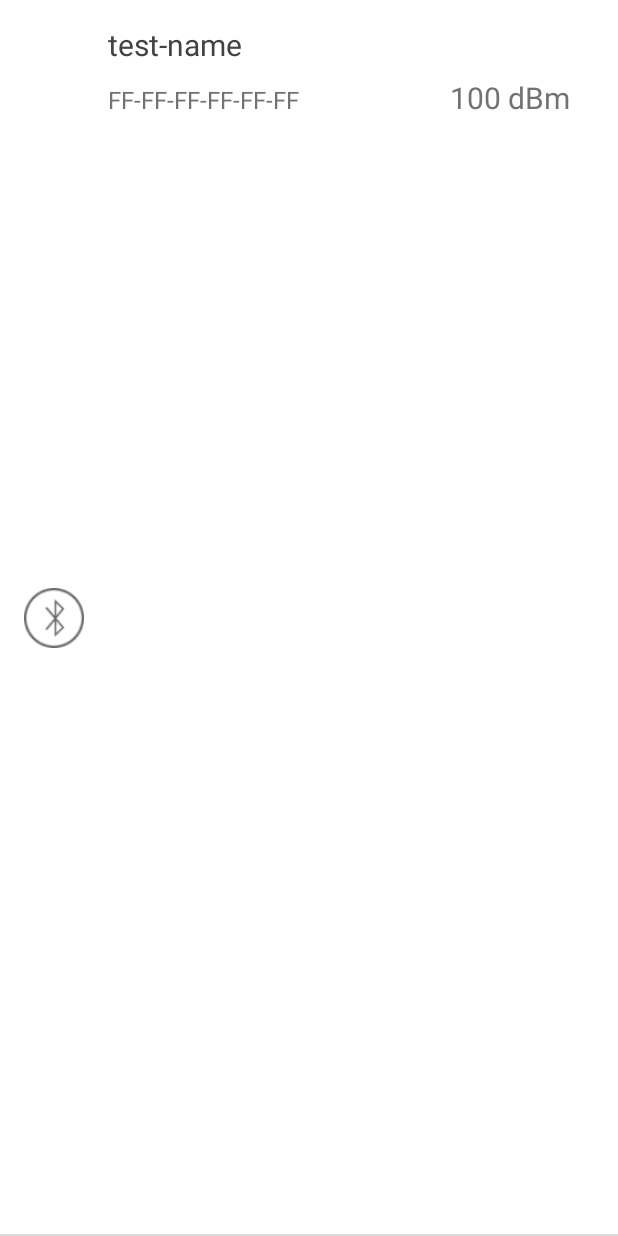
After one commit to mohuaiyuan2015/ActivityTest, an Android app: the layout item_device.xml on its own in the app's theme, with its tools: preview values and no code run, on a phone screen of 412 x 824 dp. The commit adds this screen. Run offline under Robolectric (Android 15) with nearby library versions, the phone set to English and light mode, and no system bars.

Commit message:
add bluetooth Test 2017.07.23

```diff
--- /dev/null
+++ b/app/src/main/res/layout/item_device.xml
@@ -0,0 +1,69 @@
+<?xml version="1.0" encoding="utf-8"?>
+<RelativeLayout xmlns:android="http://schemas.android.com/apk/res/android"
+    android:layout_width="match_parent"
+    android:layout_height="wrap_content"
+    android:background="@android:color/white">
+
+
+    <ImageView
+        android:id="@+id/iv_device_icon"
+        android:layout_width="40dp"
+        android:layout_height="40dp"
+        android:layout_marginTop="16dp"
+        android:layout_marginLeft="16dp"
+        android:src="@mipmap/blue_icon"
+        android:layout_centerVertical="true"/>
+
+    <TextView
+        android:id="@+id/tv_dev_name"
+        android:layout_toRightOf="@id/iv_device_icon"
+        android:layout_width="match_parent"
+        android:layout_height="wrap_content"
+        android:layout_marginTop="16dp"
+        android:paddingLeft="16dp"
+        android:paddingRight="16dp"
+        android:layout_weight="1"
+        android:text="test-name"
+        android:maxLines="2"
+        android:textColor="#424242"
+        android:textSize="20sp"/>
+
+
+
+    <LinearLayout
+        android:id="@+id/ll_top"
+        android:layout_width="match_parent"
+        android:layout_height="wrap_content"
+        android:layout_below="@id/tv_dev_name"
+        android:layout_toRightOf="@id/iv_device_icon"
+        android:paddingLeft="16dp"
+        android:paddingRight="32dp"
+        android:paddingBottom="16dp"
+        android:layout_marginTop="8dp"
+        android:orientation="horizontal">
+
+        <TextView
+            android:id="@+id/tv_dev_mac"
+            android:layout_width="match_parent"
+            android:layout_height="wrap_content"
+            android:layout_weight="1"
+            android:textSize="16sp"
+            android:text="FF-FF-FF-FF-FF-FF"
+            android:textColor="@color/secondary_text"/>
+
+        <TextView
+            android:id="@+id/tv_dev_signal"
+            android:layout_width="wrap_content"
+            android:layout_height="wrap_content"
+            android:textSize="20sp"
+            android:gravity="right"
+            android:text="100 dBm"
+            android:textColor="@color/secondary_text"/>
+    </LinearLayout>
+    <View
+        android:layout_width="match_parent"
+        android:layout_height="1dp"
+        android:alpha="0.5"
+        android:layout_alignParentBottom="true"
+        android:background="@color/divider"/>
+</RelativeLayout>
--- a/app/src/main/res/menu/main.xml
+++ b/app/src/main/res/menu/main.xml
@@ -7,4 +7,7 @@
     <item
         android:id="@+id/remove_item"
         android:title="Remove"/>
+    <item
+        android:id="@+id/bluetoothTest"
+        android:title="Bluetooth Test"/>
 </menu>
--- /dev/null
+++ b/app/src/main/res/values-w820dp/dimens.xml
@@ -0,0 +1,6 @@
+<resources>
+    <!-- Example customization of dimensions originally defined in res/values/dimens.xml
+         (such as screen margins) for screens with more than 820dp of available width. This
+         would include 7" and 10" devices in landscape (~960dp and ~1280dp respectively). -->
+    <dimen name="activity_horizontal_margin">64dp</dimen>
+</resources>
--- a/app/src/main/res/values/colors.xml
+++ b/app/src/main/res/values/colors.xml
@@ -3,4 +3,20 @@
     <color name="colorPrimary">#3F51B5</color>
     <color name="colorPrimaryDark">#303F9F</color>
     <color name="colorAccent">#FF4081</color>
+
+    <!--<color name="colorPrimary">#3F51B5</color>
+<color name="colorPrimaryDark">#303F9F</color>
+<color name="colorAccent">#536DFE</color>-->
+
+    <color name="background">#eceff1</color>
+    <color name="color_fafafa">#fafafa</color>
+    <color name="main_bg">#f5f5f5</color>
+    <color name="color_bottom_option">#1de9b6</color>
+    <color name="color_yellow_dark">#fdd835</color>
+
+    <color name="btn_context_menu_normal">#ffffff</color>
+    <color name="btn_context_menu_pressed">#40000000</color>
+
+    <color name="secondary_text">#727272</color>
+    <color name="divider">#B6B6B6</color>
 </resources>
--- /dev/null
+++ b/app/src/main/res/values/dimens.xml
@@ -0,0 +1,6 @@
+<resources>
+    <!-- Default screen margins, per the Android Design guidelines. -->
+    <dimen name="activity_horizontal_margin">16dp</dimen>
+    <dimen name="activity_vertical_margin">16dp</dimen>
+    <dimen name="fab_margin">16dp</dimen>
+</resources>
--- a/app/src/main/res/values/strings.xml
+++ b/app/src/main/res/values/strings.xml
@@ -1,3 +1,4 @@
 <resources>
     <string name="app_name">ActivityTest</string>
+    <string name="title_activity_bluetooth_test">BluetoothTest</string>
 </resources>
```
Also changed, not shown: app/build.gradle (+5 -3 lines), app/src/main/AndroidManifest.xml (+12 -2 lines), app/src/main/java/com/example/activitytest/FirstActivity.java (+10 -0 lines), app/src/main/java/com/example/activitytest/bluetoothtest/BluetoothTest.java (added, +281 -0 lines), app/src/main/java/com/example/activitytest/bluetoothtest/adapter/MyAdapter.java (added, +79 -0 lines), app/src/main/java/com/example/activitytest/bluetoothtest/bean/MDevice.java (added, +45 -0 lines), app/src/main/res/layout/bluetooth_test_layout.xml (added, +40 -0 lines), app/src/main/res/layout/content_bluetooth_test.xml (added, +16 -0 lines), app/src/main/res/values-v21/styles.xml (added, +9 -0 lines), app/src/main/res/values/styles.xml (+9 -0 lines), app/src/main/res/mipmap-xhdpi/blue_icon.png (added).
